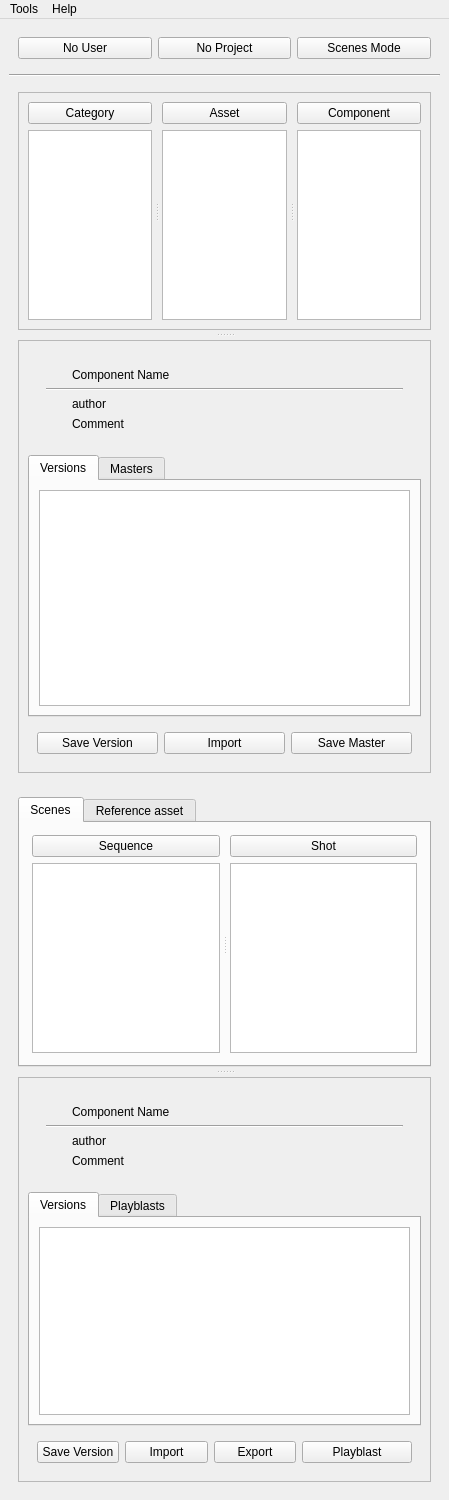
liorbenhorin/pipeline, file ui/pipeline_main_UI.ui: the form before one commit.
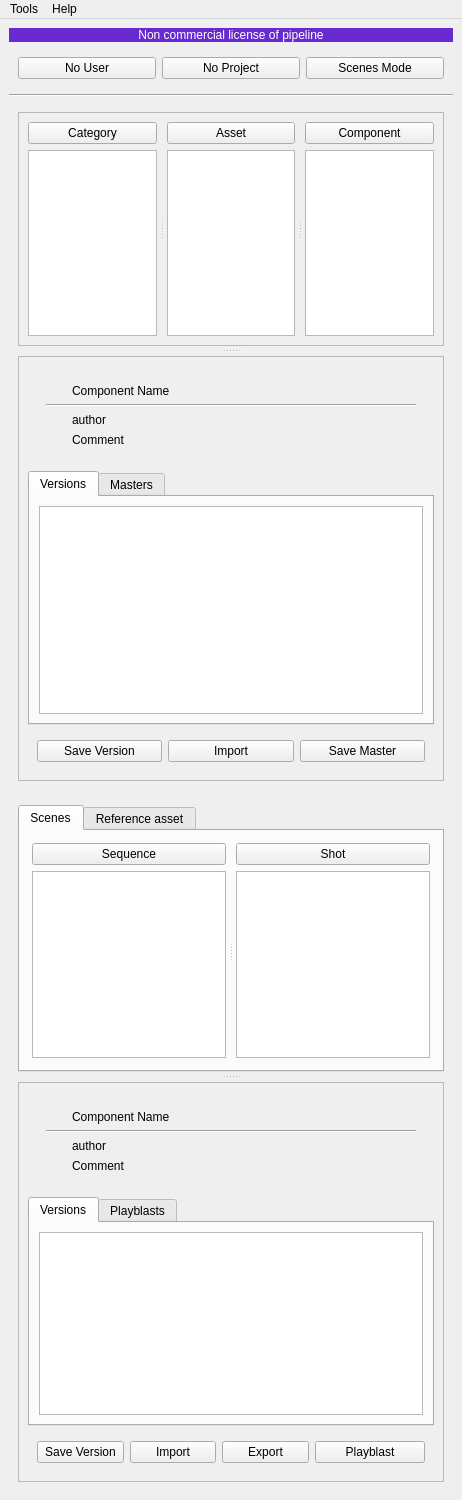
The form after the commit.

Commit message:
Nc banner (#41)
* v1

* nc-banner-1

The edit to the form file:
```diff
--- a/ui/pipeline_main_UI.ui
+++ b/ui/pipeline_main_UI.ui
@@ -6,7 +6,7 @@
    <rect>
     <x>0</x>
     <y>0</y>
-    <width>449</width>
+    <width>462</width>
     <height>1500</height>
    </rect>
   </property>
@@ -30,6 +30,50 @@
     <property name="spacing">
      <number>6</number>
     </property>
+    <item>
+     <widget class="QWidget" name="widget_5" native="true">
+      <property name="styleSheet">
+       <string notr="true"/>
+      </property>
+      <layout class="QHBoxLayout" name="horizontalLayout_4">
+       <property name="leftMargin">
+        <number>0</number>
+       </property>
+       <property name="topMargin">
+        <number>0</number>
+       </property>
+       <property name="rightMargin">
+        <number>0</number>
+       </property>
+       <property name="bottomMargin">
+        <number>0</number>
+       </property>
+       <item>
+        <widget class="QLabel" name="label">
+         <property name="styleSheet">
+          <string notr="true">background-color: #682ad0; color: white;
+font: 13pt &quot;.SF NS Text&quot;;</string>
+         </property>
+         <property name="text">
+          <string>Non commercial license of pipeline</string>
+         </property>
+         <property name="scaledContents">
+          <bool>false</bool>
+         </property>
+         <property name="alignment">
+          <set>Qt::AlignCenter</set>
+         </property>
+         <property name="wordWrap">
+          <bool>true</bool>
+         </property>
+         <property name="margin">
+          <number>7</number>
+         </property>
+        </widget>
+       </item>
+      </layout>
+     </widget>
+    </item>
     <item>
      <widget class="QWidget" name="control_widget" native="true">
       <layout class="QHBoxLayout" name="horizontalLayout">
@@ -747,7 +791,7 @@
     <rect>
      <x>0</x>
      <y>0</y>
-     <width>449</width>
+     <width>462</width>
      <height>22</height>
     </rect>
    </property>
```
The commit also changes 2 other files.
